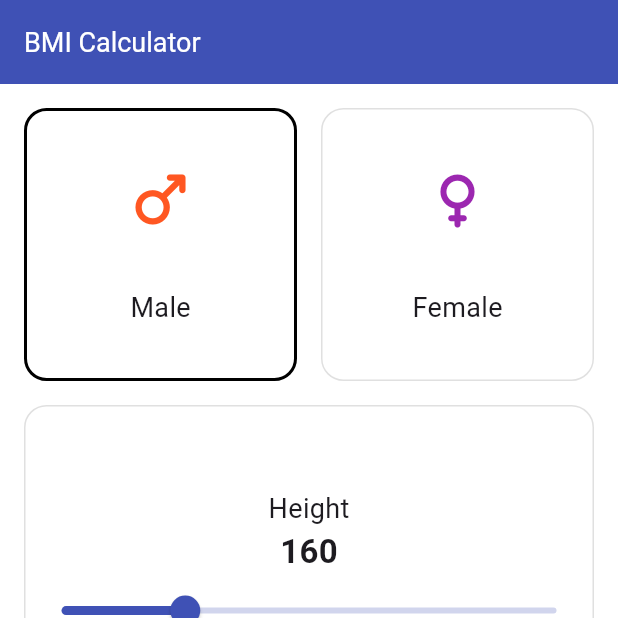
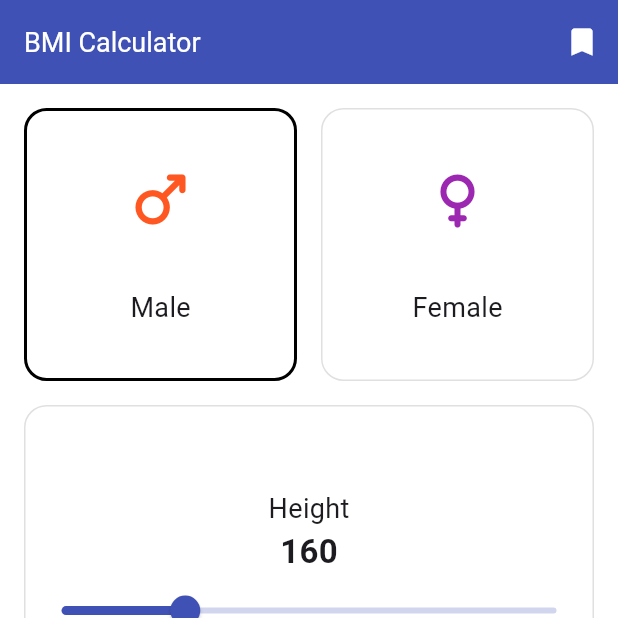
Before and after one commit to mohammaddhossamm/BMI-app-with-local-db, a Flutter app: the screen it shows after launch, after a tap on the "remove" icon, on a phone screen of 412 x 824 dp, the top half of it. Run offline on Flutter 3.47's test engine with Material 3 defaults, Android fonts, the phone set to English and light mode, and no system bars; drawn by our look-alikes of syncfusion_flutter_sliders; our stand-ins replace flutter_bloc, sqflite; accounts and stored records are empty.

```diff
--- a/lib/screens/home/widgets/custom_home_app_bar.dart
+++ b/lib/screens/home/widgets/custom_home_app_bar.dart
@@ -18,8 +18,7 @@ customHomeAppBar(context){
               );
             },
             icon: const Icon(
-              Icons.bookmark_outlined,
-              color: Colors.indigo,
+              Icons.bookmark,
             ),
           ),
         ],
```
Also changed, not shown: lib/screens/history_screen/widgets/empty_history.dart (added, +27 -0 lines), lib/screens/history_screen/widgets/history_list_view.dart (+6 -2 lines).
